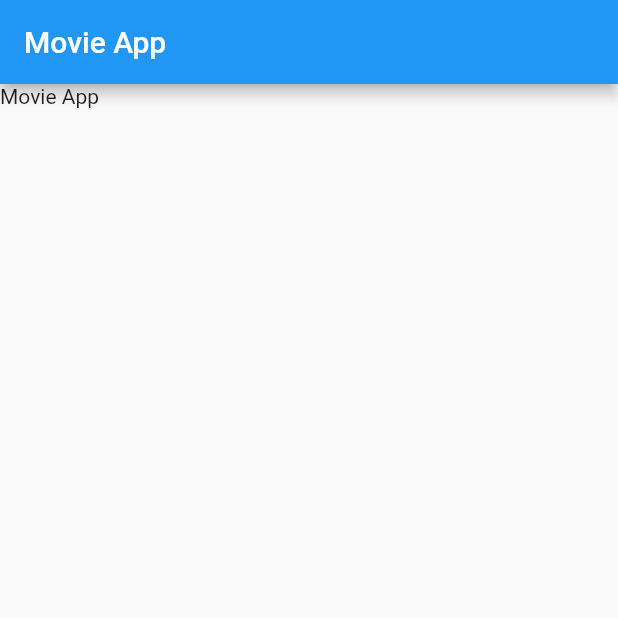
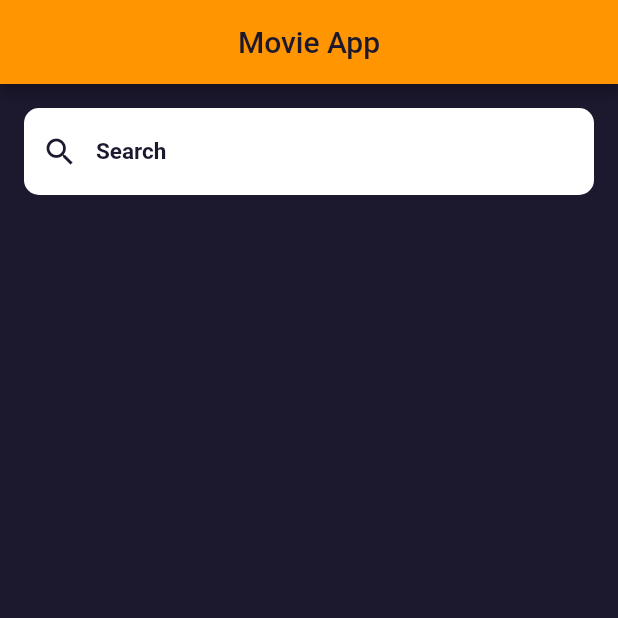
Before and after one commit to guischpor/app_movies, a Flutter app: the screen it shows after launch, on a phone screen of 412 x 824 dp, the top half of it. Run offline on Flutter 3.47's test engine with Material 2 defaults, Android fonts, the phone set to English and light mode, and no system bars.

Commit message:
build home_screen

```diff
--- a/lib/screens/home_screen.dart
+++ b/lib/screens/home_screen.dart
@@ -1,3 +1,5 @@
+import 'package:app_movies/styles/styles.dart';
+import 'package:app_movies/widgets/search_field.dart';
 import 'package:flutter/material.dart';
 
 class HomeScreen extends StatefulWidget {
@@ -8,16 +10,36 @@ class HomeScreen extends StatefulWidget {
 }
 
 class _HomeScreenState extends State<HomeScreen> {
+  final styles = Styles();
+
+  TextEditingController _searchController = TextEditingController();
+
   @override
   Widget build(BuildContext context) {
     return Scaffold(
+      backgroundColor: styles.backgroundColor,
       appBar: AppBar(
-        title: Text("Movie App"),
+        backgroundColor: styles.appBarColor,
+        centerTitle: true,
+        title: Text(
+          "Movie App",
+          style: TextStyle(
+            color: styles.appBarTextColor,
+          ),
+        ),
       ),
       body: ListView(
+        padding: EdgeInsets.all(16),
         children: <Widget>[
-          Text(
-            "Movie App",
+          SearchField(
+            hint: "Search",
+            controller: _searchController,
+            textInputType: TextInputType.text,
+            onChanged: (value) => {},
+            prefix: Icon(
+              Icons.search,
+              color: styles.iconColor,
+            ),
           ),
         ],
       ),
--- /dev/null
+++ b/lib/styles/styles.dart
@@ -0,0 +1,13 @@
+import 'package:flutter/material.dart';
+
+class Styles {
+  Color appBarColor = Color.fromRGBO(255, 149, 0, 1.0);
+  Color appBarTextColor = Color.fromRGBO(28, 24, 46, 1.0);
+
+  Color backgroundColor = Color.fromRGBO(28, 24, 46, 1.0);
+
+  Color textColorHint = Color.fromRGBO(28, 24, 46, 1.0);
+  Color textColor = Color.fromRGBO(255, 149, 0, 1.0);
+  Color iconColor = Color.fromRGBO(28, 24, 46, 1.0);
+  Color backgroundInputField = Colors.white;
+}
--- /dev/null
+++ b/lib/widgets/search_field.dart
@@ -0,0 +1,50 @@
+import 'package:app_movies/styles/styles.dart';
+import 'package:flutter/material.dart';
+
+class SearchField extends StatelessWidget {
+  final TextEditingController controller;
+  final String hint;
+  final Widget prefix;
+
+  final TextInputType textInputType;
+  final Function(String) onChanged;
+
+  SearchField({
+    this.controller,
+    this.hint,
+    this.prefix,
+    this.textInputType,
+    this.onChanged,
+  });
+
+  final styles = Styles();
+
+  @override
+  Widget build(BuildContext context) {
+    return Container(
+      decoration: BoxDecoration(
+          color: styles.backgroundInputField,
+          borderRadius: BorderRadius.circular(10)),
+      child: TextField(
+        controller: controller,
+        keyboardType: textInputType,
+        style: TextStyle(
+          color: styles.textColorHint,
+          fontSize: 15,
+          fontWeight: FontWeight.bold,
+        ),
+        decoration: InputDecoration(
+          contentPadding: EdgeInsets.all(20),
+          hintText: hint,
+          border: InputBorder.none,
+          hintStyle: TextStyle(
+            color: styles.textColorHint,
+            fontSize: 15,
+            fontWeight: FontWeight.bold,
+          ),
+          prefixIcon: prefix,
+        ),
+      ),
+    );
+  }
+}
```
